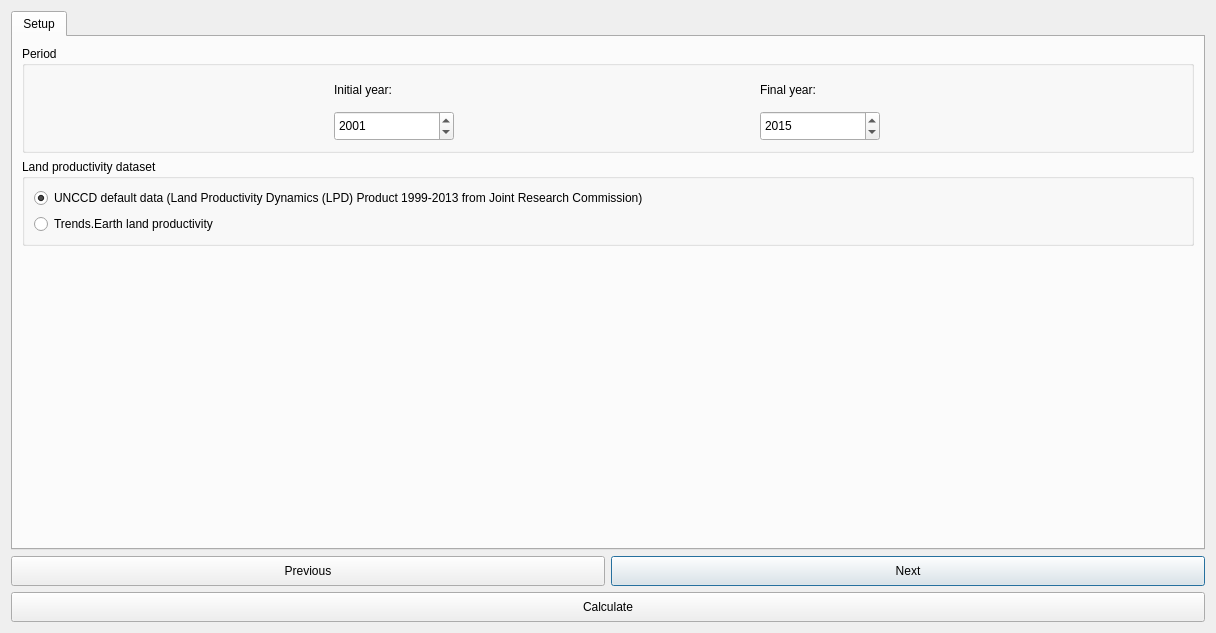
The window that LDMP/gui/DlgCalculateOneStep.ui (ConservationInternational/trends.earth) describes before a commit, drawn with Qt 5.
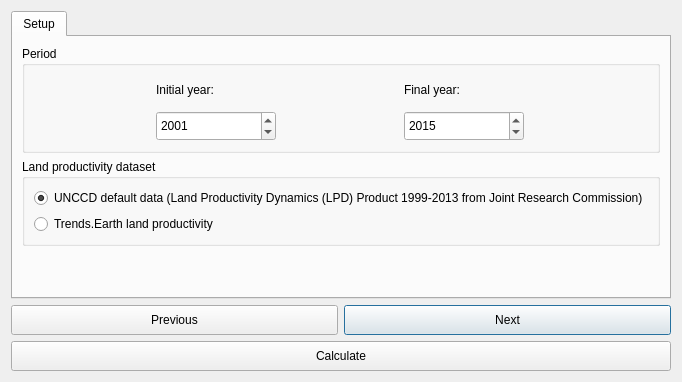
The same window after the commit.

Commit message: Formatting of dialogs.

The edit to the form file:
```diff
--- a/LDMP/gui/DlgCalculateOneStep.ui
+++ b/LDMP/gui/DlgCalculateOneStep.ui
@@ -6,12 +6,12 @@
    <rect>
     <x>0</x>
     <y>0</y>
-    <width>1216</width>
-    <height>633</height>
+    <width>605</width>
+    <height>361</height>
    </rect>
   </property>
   <property name="sizePolicy">
-   <sizepolicy hsizetype="Fixed" vsizetype="Minimum">
+   <sizepolicy hsizetype="Expanding" vsizetype="Expanding">
     <horstretch>0</horstretch>
     <verstretch>0</verstretch>
    </sizepolicy>
```
The commit also changes 7 other files.
